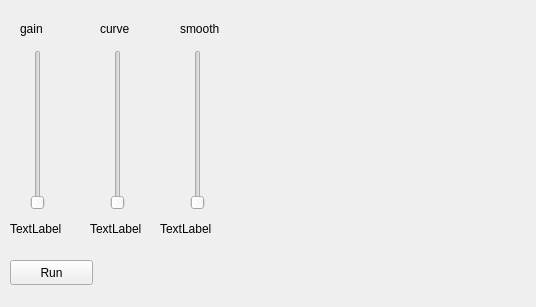
This is berlin/ui/main.ui in kureta/zak_visuals as Qt 5 draws it before an edit. The edited form follows.
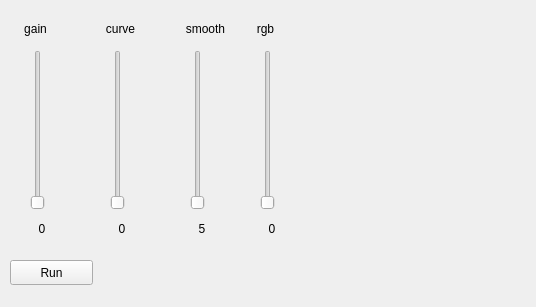
This is the edited form.

Commit message: Added RGB effect

What changed in the file:
```diff
--- a/berlin/ui/main.ui
+++ b/berlin/ui/main.ui
@@ -72,7 +72,10 @@
      </rect>
     </property>
     <property name="text">
-     <string>TextLabel</string>
+     <string>0</string>
+    </property>
+    <property name="alignment">
+     <set>Qt::AlignCenter</set>
     </property>
    </widget>
    <widget class="QLabel" name="curve_label">
@@ -85,7 +88,10 @@
      </rect>
     </property>
     <property name="text">
-     <string>TextLabel</string>
+     <string>0</string>
+    </property>
+    <property name="alignment">
+     <set>Qt::AlignCenter</set>
     </property>
    </widget>
    <widget class="QLabel" name="label">
@@ -100,6 +106,9 @@
     <property name="text">
      <string>gain</string>
     </property>
+    <property name="alignment">
+     <set>Qt::AlignCenter</set>
+    </property>
    </widget>
    <widget class="QLabel" name="label_2">
     <property name="geometry">
@@ -110,9 +119,15 @@
       <height>17</height>
      </rect>
     </property>
+    <property name="layoutDirection">
+     <enum>Qt::LeftToRight</enum>
+    </property>
     <property name="text">
      <string>curve</string>
     </property>
+    <property name="alignment">
+     <set>Qt::AlignCenter</set>
+    </property>
    </widget>
    <widget class="QLabel" name="label_4">
     <property name="geometry">
@@ -126,6 +141,9 @@
     <property name="text">
      <string>smooth</string>
     </property>
+    <property name="alignment">
+     <set>Qt::AlignCenter</set>
+    </property>
    </widget>
    <widget class="QSlider" name="smooth_slider">
     <property name="geometry">
@@ -149,14 +167,68 @@
    <widget class="QLabel" name="smooth_label">
     <property name="geometry">
      <rect>
-      <x>160</x>
+      <x>170</x>
       <y>220</y>
       <width>64</width>
       <height>17</height>
      </rect>
     </property>
     <property name="text">
-     <string>TextLabel</string>
+     <string>5</string>
+    </property>
+    <property name="alignment">
+     <set>Qt::AlignCenter</set>
+    </property>
+   </widget>
+   <widget class="QLabel" name="rgb_label">
+    <property name="geometry">
+     <rect>
+      <x>240</x>
+      <y>220</y>
+      <width>64</width>
+      <height>17</height>
+     </rect>
+    </property>
+    <property name="text">
+     <string>0</string>
+    </property>
+    <property name="alignment">
+     <set>Qt::AlignCenter</set>
+    </property>
+   </widget>
+   <widget class="QSlider" name="rgb_slider">
+    <property name="geometry">
+     <rect>
+      <x>260</x>
+      <y>50</y>
+      <width>16</width>
+      <height>160</height>
+     </rect>
+    </property>
+    <property name="minimum">
+     <number>0</number>
+    </property>
+    <property name="maximum">
+     <number>1000</number>
+    </property>
+    <property name="orientation">
+     <enum>Qt::Vertical</enum>
+    </property>
+   </widget>
+   <widget class="QLabel" name="label_5">
+    <property name="geometry">
+     <rect>
+      <x>240</x>
+      <y>20</y>
+      <width>51</width>
+      <height>17</height>
+     </rect>
+    </property>
+    <property name="text">
+     <string>rgb</string>
+    </property>
+    <property name="alignment">
+     <set>Qt::AlignCenter</set>
     </property>
    </widget>
   </widget>
```
The commit also changes 2 other files.
